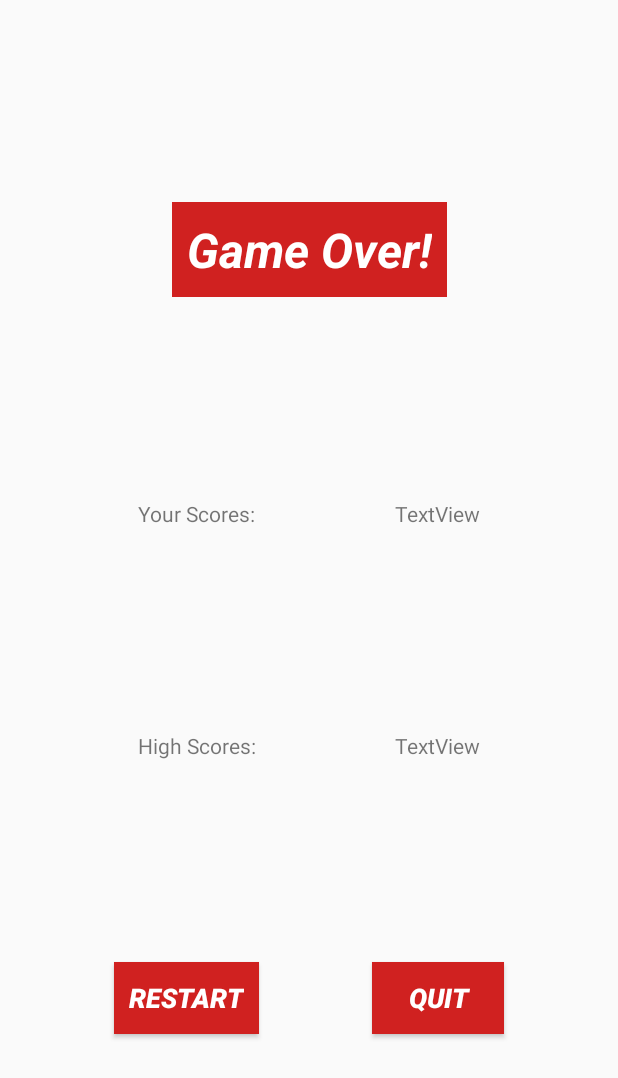
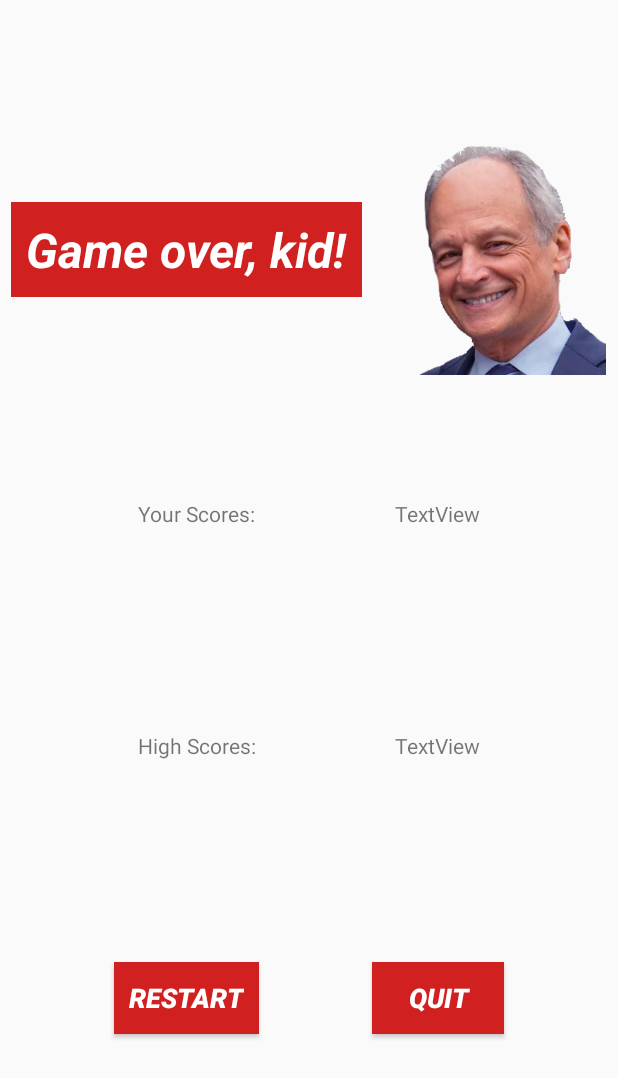
Before and after one commit to singhuu/POStMortem, an Android app: the layout game_over_menu.xml on its own in the app's theme, with its tools: preview values and no code run, on a phone screen of 412 x 824 dp. Shown: the top 1078 px of the screen. Run offline under Robolectric (Android 15) with nearby library versions, the light colour scheme and no system bars.

Commit message:
Added image of Meric to game over menu

```diff
--- a/phase2/app/src/main/res/layout/game_over_menu.xml
+++ b/phase2/app/src/main/res/layout/game_over_menu.xml
@@ -2,6 +2,7 @@
 <androidx.constraintlayout.widget.ConstraintLayout
     xmlns:android="http://schemas.android.com/apk/res/android"
     xmlns:app="http://schemas.android.com/apk/res-auto"
+    xmlns:tools="http://schemas.android.com/tools"
     android:layout_width="match_parent"
     android:layout_height="match_parent">
 
@@ -10,14 +11,14 @@
         android:layout_width="wrap_content"
         android:layout_height="wrap_content"
         android:background="@color/supremeRed"
-        android:text="Game Over!"
         android:padding="10dp"
+        android:text="Game over, kid!"
         android:textAlignment="center"
         android:textColor="@android:color/white"
         android:textSize="32sp"
         android:textStyle="bold|italic"
         app:layout_constraintBottom_toTopOf="@+id/textView3"
-        app:layout_constraintEnd_toEndOf="parent"
+        app:layout_constraintEnd_toStartOf="@+id/mericImage"
         app:layout_constraintStart_toStartOf="parent"
         app:layout_constraintTop_toTopOf="parent" />
 
@@ -94,4 +95,14 @@
         app:layout_constraintTop_toBottomOf="@+id/highScores"
         app:layout_constraintVertical_bias="0.658" />
 
+    <ImageView
+        android:id="@+id/mericImage"
+        android:layout_width="155dp"
+        android:layout_height="167dp"
+        app:layout_constraintBottom_toTopOf="@+id/currentScores"
+        app:layout_constraintEnd_toEndOf="parent"
+        app:layout_constraintStart_toEndOf="@+id/textView2"
+        app:layout_constraintTop_toTopOf="parent"
+        app:srcCompat="@drawable/meric" />
+
 </androidx.constraintlayout.widget.ConstraintLayout>
```
